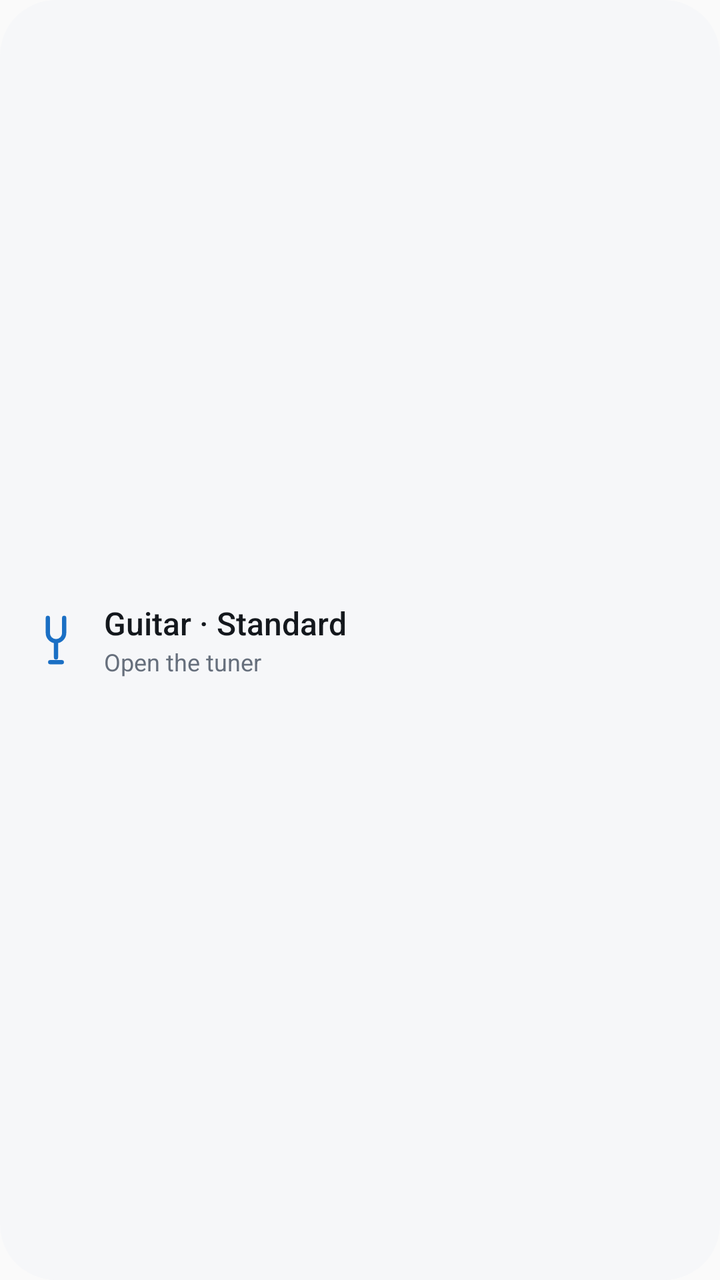
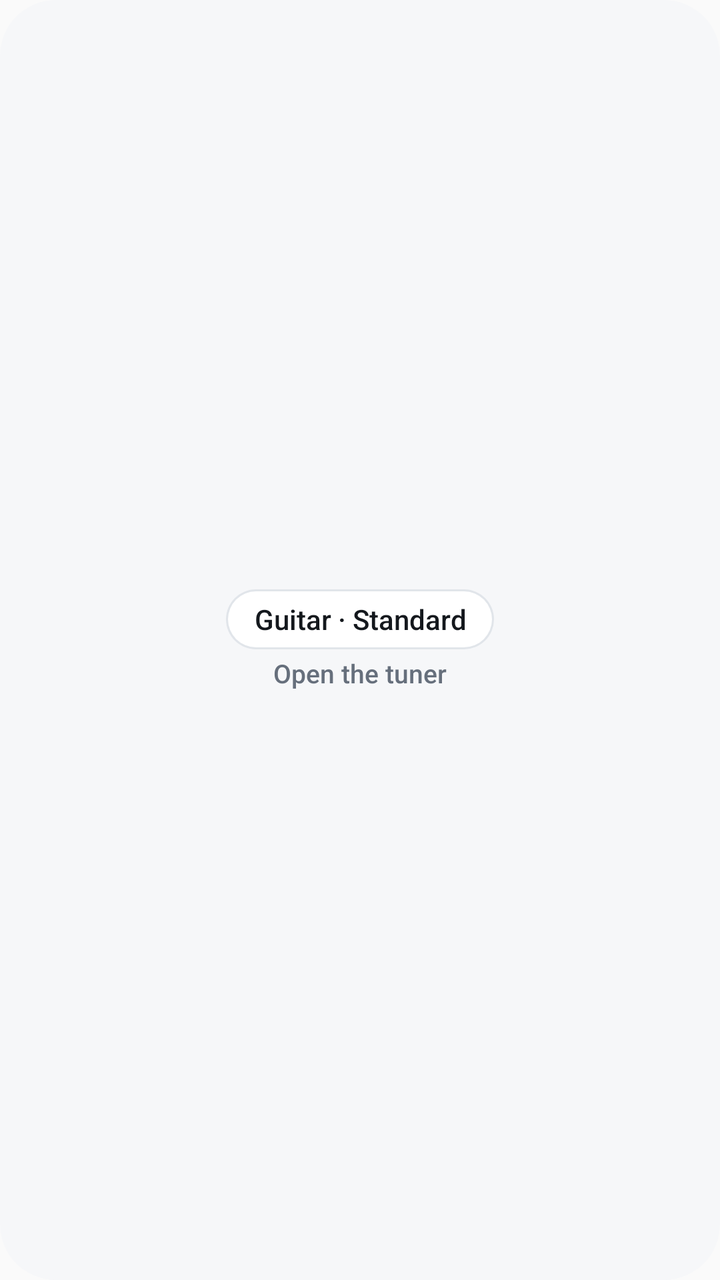

The first picture is an Android layout as it rendered before a commit; the second is the same layout after the commit. The layout source and the unified diff follow.
<!-- AndroidManifest.xml: application theme Theme.Twangle -->
<!-- res/layout/widget_tuning.xml -->
<?xml version="1.0" encoding="utf-8"?>
<FrameLayout xmlns:android="http://schemas.android.com/apk/res/android"
    android:id="@android:id/background"
    android:layout_width="match_parent"
    android:layout_height="match_parent">

    <ImageView
        android:id="@+id/widget_backdrop"
        android:layout_width="match_parent"
        android:layout_height="match_parent"
        android:contentDescription="@null"
        android:scaleType="fitXY"
        android:src="@drawable/widget_backdrop" />

    <LinearLayout
        android:layout_width="match_parent"
        android:layout_height="match_parent"
        android:gravity="center_vertical"
        android:orientation="horizontal"
        android:paddingStart="14dp"
        android:paddingEnd="14dp">

        <ImageView
            android:id="@+id/widget_icon"
            android:layout_width="28dp"
            android:layout_height="28dp"
            android:contentDescription="@null"
            android:src="@drawable/widget_tuning_fork" />

        <LinearLayout
            android:layout_width="match_parent"
            android:layout_height="wrap_content"
            android:layout_marginStart="10dp"
            android:orientation="vertical">

            <TextView
                android:id="@+id/widget_title"
                android:layout_width="match_parent"
                android:layout_height="22dp"
                android:autoSizeMaxTextSize="16sp"
                android:autoSizeMinTextSize="11sp"
                android:autoSizeStepGranularity="1sp"
                android:autoSizeTextType="uniform"
                android:ellipsize="end"
                android:fontFamily="sans-serif-medium"
                android:gravity="center_vertical|start"
                android:maxLines="1"
                android:text="@string/widget_preview_title"
                android:textColor="@color/widget_ink" />

            <TextView
                android:id="@+id/widget_subtitle"
                android:layout_width="match_parent"
                android:layout_height="wrap_content"
                android:ellipsize="end"
                android:maxLines="1"
                android:text="@string/widget_open_tuner"
                android:textColor="@color/widget_muted"
                android:textSize="12sp" />
        </LinearLayout>
    </LinearLayout>
</FrameLayout>
<!-- resources referenced by this layout -->
<resources>
  <color name="widget_ink">#14181D</color>
  <color name="widget_muted">#666F7C</color>
  <!-- drawable widget_backdrop (drawable) -->
  <?xml version="1.0" encoding="utf-8"?>
  <shape xmlns:android="http://schemas.android.com/apk/res/android" android:shape="rectangle">
      <solid android:color="@color/widget_background" />
      <corners android:radius="@dimen/widget_corner_radius" />
  </shape>
  <!-- drawable widget_tuning_fork (drawable) -->
  <?xml version="1.0" encoding="utf-8"?>
  <vector xmlns:android="http://schemas.android.com/apk/res/android"
      android:width="24dp"
      android:height="24dp"
      android:viewportWidth="24"
      android:viewportHeight="24">
      <path
          android:pathData="M8.5,2.5v6.5a3.5,3.5 0,0 0,7 0V2.5M12,12.5v7M9.5,21.5h5"
          android:strokeWidth="1.8"
          android:strokeColor="@color/widget_accent"
          android:strokeLineCap="round"
          android:strokeLineJoin="round" />
  </vector>
  <string name="widget_open_tuner">Open the tuner</string>
  <string name="widget_preview_title">Guitar · Standard</string>
  <style name="Theme.Twangle" parent="Theme.AppCompat.Light.NoActionBar" />
  <color name="widget_background">#F6F7F9</color>
  <dimen name="widget_corner_radius">16dp</dimen>
  <color name="widget_accent">#1A6FC4</color>
</resources>

<!-- the commit's change to res/layout/widget_tuning.xml (unified diff, before → after) -->
@@ -15,48 +15,59 @@
     <LinearLayout
         android:layout_width="match_parent"
         android:layout_height="match_parent"
-        android:gravity="center_vertical"
-        android:orientation="horizontal"
-        android:paddingStart="14dp"
-        android:paddingEnd="14dp">
+        android:gravity="center"
+        android:orientation="vertical"
+        android:paddingStart="12dp"
+        android:paddingEnd="12dp">
 
-        <ImageView
-            android:id="@+id/widget_icon"
-            android:layout_width="28dp"
-            android:layout_height="28dp"
-            android:contentDescription="@null"
-            android:src="@drawable/widget_tuning_fork" />
+        
+        <FrameLayout
+            android:layout_width="wrap_content"
+            android:layout_height="wrap_content">
 
-        <LinearLayout
-            android:layout_width="match_parent"
-            android:layout_height="wrap_content"
-            android:layout_marginStart="10dp"
-            android:orientation="vertical">
+            <ImageView
+                android:id="@+id/widget_chip_line"
+                android:layout_width="match_parent"
+                android:layout_height="match_parent"
+                android:contentDescription="@null"
+                android:scaleType="fitXY"
+                android:src="@drawable/widget_chip_line" />
+
+            <ImageView
+                android:id="@+id/widget_chip"
+                android:layout_width="match_parent"
+                android:layout_height="match_parent"
+                android:layout_margin="1dp"
+                android:contentDescription="@null"
+                android:scaleType="fitXY"
+                android:src="@drawable/widget_chip" />
 
             <TextView
                 android:id="@+id/widget_title"
-                android:layout_width="match_parent"
-                android:layout_height="22dp"
-                android:autoSizeMaxTextSize="16sp"
-                android:autoSizeMinTextSize="11sp"
-                android:autoSizeStepGranularity="1sp"
-                android:autoSizeTextType="uniform"
+                android:layout_width="wrap_content"
+                android:layout_height="30dp"
                 android:ellipsize="end"
                 android:fontFamily="sans-serif-medium"
-                android:gravity="center_vertical|start"
+                android:gravity="center"
                 android:maxLines="1"
+                android:paddingStart="14dp"
+                android:paddingEnd="14dp"
                 android:text="@string/widget_preview_title"
-                android:textColor="@color/widget_ink" />
+                android:textColor="@color/widget_ink"
+                android:textSize="14sp" />
+        </FrameLayout>
 
-            <TextView
-                android:id="@+id/widget_subtitle"
-                android:layout_width="match_parent"
-                android:layout_height="wrap_content"
-                android:ellipsize="end"
-                android:maxLines="1"
-                android:text="@string/widget_open_tuner"
-                android:textColor="@color/widget_muted"
-                android:textSize="12sp" />
-        </LinearLayout>
+        <TextView
+            android:id="@+id/widget_subtitle"
+            android:layout_width="wrap_content"
+            android:layout_height="wrap_content"
+            android:layout_marginTop="3dp"
+            android:ellipsize="end"
+            android:fontFamily="sans-serif-medium"
+            android:gravity="center"
+            android:maxLines="1"
+            android:text="@string/widget_open_tuner"
+            android:textColor="@color/widget_muted"
+            android:textSize="13sp" />
     </LinearLayout>
 </FrameLayout>
<!-- resource entries referenced after the edit -->
@@ -8,25 +8,24 @@
       <solid android:color="@color/widget_background" />
       <corners android:radius="@dimen/widget_corner_radius" />
   </shape>
-  <!-- drawable widget_tuning_fork (drawable) -->
+  <!-- drawable widget_chip (drawable) -->
   <?xml version="1.0" encoding="utf-8"?>
-  <vector xmlns:android="http://schemas.android.com/apk/res/android"
-      android:width="24dp"
-      android:height="24dp"
-      android:viewportWidth="24"
-      android:viewportHeight="24">
-      <path
-          android:pathData="M8.5,2.5v6.5a3.5,3.5 0,0 0,7 0V2.5M12,12.5v7M9.5,21.5h5"
-          android:strokeWidth="1.8"
-          android:strokeColor="@color/widget_accent"
-          android:strokeLineCap="round"
-          android:strokeLineJoin="round" />
-  </vector>
+  <shape xmlns:android="http://schemas.android.com/apk/res/android" android:shape="rectangle">
+      <solid android:color="@color/widget_surface" />
+      <corners android:radius="100dp" />
+  </shape>
+  <!-- drawable widget_chip_line (drawable) -->
+  <?xml version="1.0" encoding="utf-8"?>
+  <shape xmlns:android="http://schemas.android.com/apk/res/android" android:shape="rectangle">
+      <solid android:color="@color/widget_line" />
+      <corners android:radius="100dp" />
+  </shape>
   <string name="widget_open_tuner">Open the tuner</string>
   <string name="widget_preview_title">Guitar · Standard</string>
   <style name="Theme.Twangle" parent="Theme.AppCompat.Light.NoActionBar" />
   <color name="widget_background">#F6F7F9</color>
   <dimen name="widget_corner_radius">16dp</dimen>
-  <color name="widget_accent">#1A6FC4</color>
+  <color name="widget_surface">#FFFFFF</color>
+  <color name="widget_line">#E1E5EA</color>
 </resources>
 
